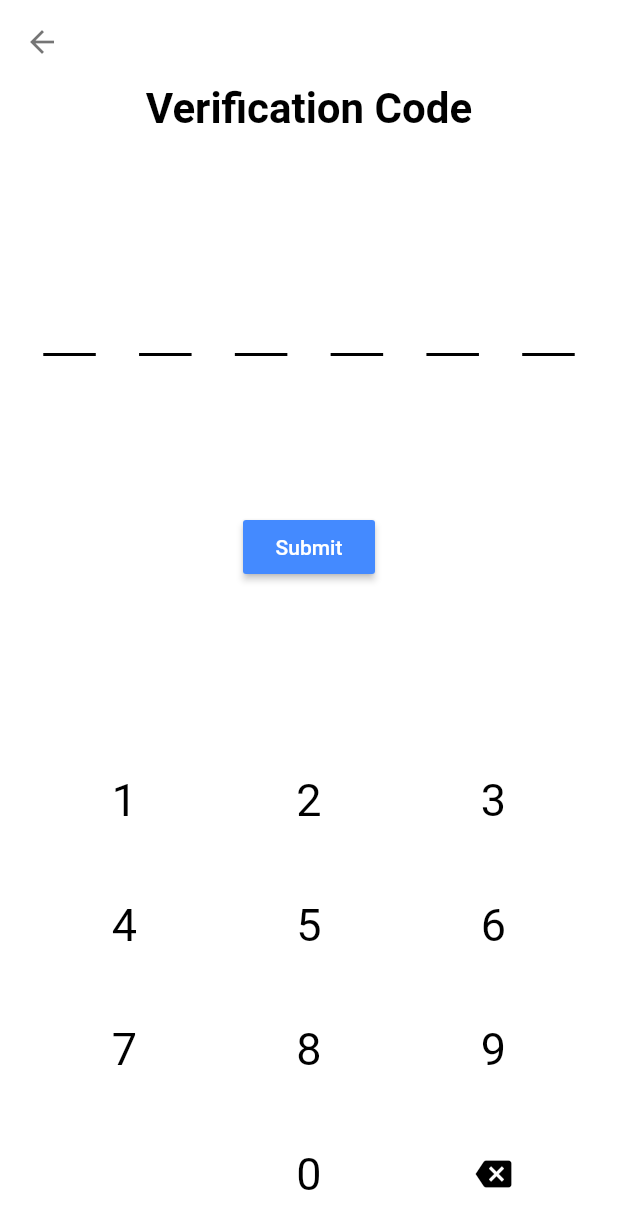
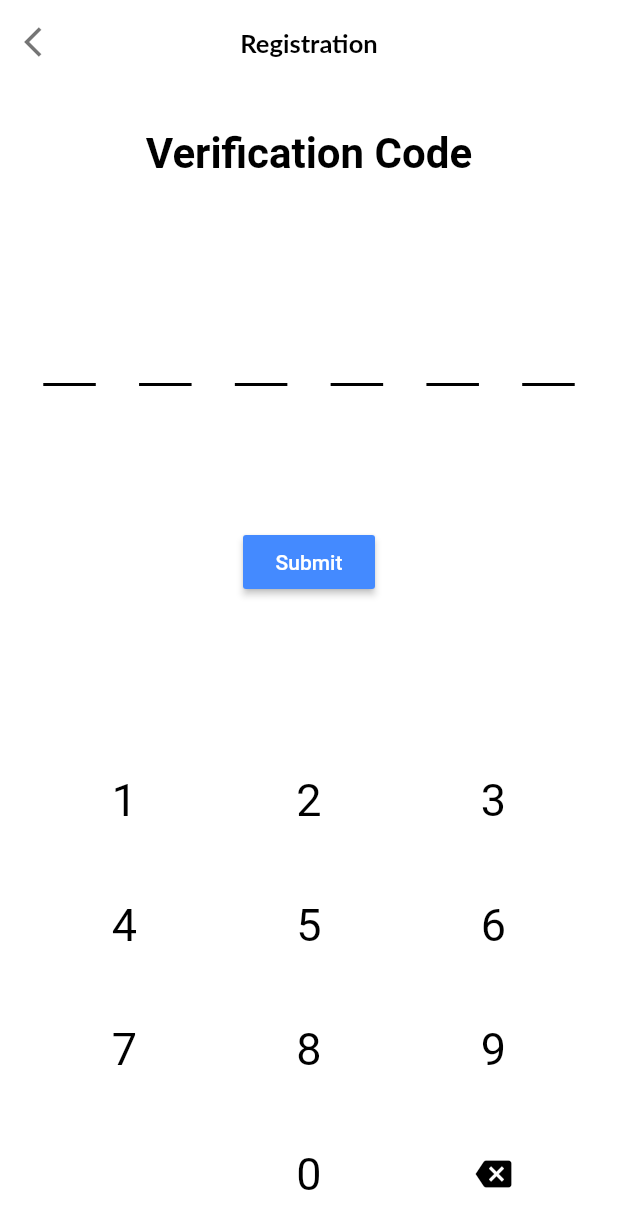
Before and after one commit to Phumiphatz/uchat_ui, a Flutter app: the Otp screen opened directly, on a phone screen of 412 x 824 dp. Shown: the top 1229 px of the screen. Run offline on Flutter 3.47's test engine with Material 2 defaults, Android fonts, the light colour scheme and no system bars; our stand-ins replace badges; Roboto replaces fonts that are missing (Lato).

Commit message:
otp fix bug

```diff
--- a/lib/screen/regisOtp.dart
+++ b/lib/screen/regisOtp.dart
@@ -2,6 +2,7 @@ import 'package:flutter/cupertino.dart';
 import 'package:flutter/foundation.dart';
 import 'package:flutter/material.dart';
 import 'package:uchat/screen/regisComp.dart';
+import 'package:uchat/widget/widget.dart';
 
 class Otp extends StatefulWidget {
   const Otp({
@@ -35,7 +36,7 @@ class _OtpState extends State<Otp> with SingleTickerProviderStateMixin {
       leading: new InkWell(
         borderRadius: BorderRadius.circular(30.0),
         child: new Icon(
-          Icons.arrow_back,
+          Icons.arrow_back_ios,
           color: Colors.black54,
         ),
         onTap: () {
@@ -43,6 +44,7 @@ class _OtpState extends State<Otp> with SingleTickerProviderStateMixin {
         },
       ),
       centerTitle: true,
+      title: Text('Registration', style: appBarTextStyle()),
     );
   }
 
@@ -62,11 +64,14 @@ class _OtpState extends State<Otp> with SingleTickerProviderStateMixin {
 
   // Return "Verification Code" label
   get _getVerificationCodeLabel {
-    return new Text(
-      "Verification Code",
-      textAlign: TextAlign.center,
-      style: new TextStyle(
-          fontSize: 28.0, color: Colors.black, fontWeight: FontWeight.bold),
+    return Padding(
+      padding: const EdgeInsets.only(top: 30),
+      child: new Text(
+        "Verification Code",
+        textAlign: TextAlign.center,
+        style: new TextStyle(
+            fontSize: 28.0, color: Colors.black, fontWeight: FontWeight.bold),
+      ),
     );
   }
 
```
